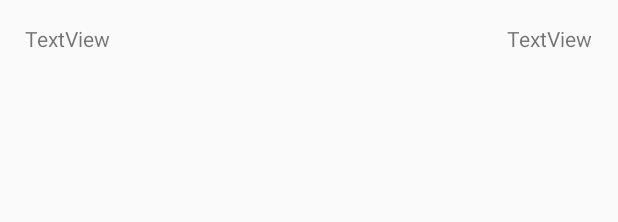
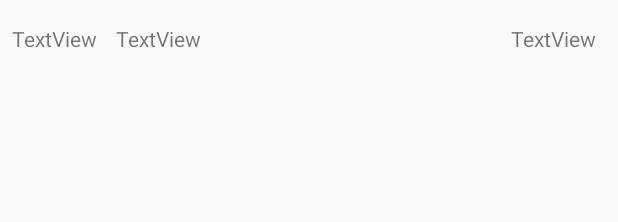
Before and after one commit to lkm027/MoneyManager, an Android app: the layout layout_purchase_log.xml on its own in the app's theme, with its tools: preview values and no code run, on a phone screen of 412 x 824 dp. Shown: the top 222 px of the screen. Run offline under Robolectric (Android 15) with nearby library versions, the phone set to English and light mode, and no system bars.

Commit message:
Added dates to purchases; db no longer resets user info on upgrade

```diff
--- a/app/src/main/java/com/lucas/moneymanager/activity/HomeActivity.java
+++ b/app/src/main/java/com/lucas/moneymanager/activity/HomeActivity.java
@@ -66,8 +66,6 @@ public class HomeActivity extends AppCompatActivity {
                         String userAmount = editTextAmount.getText().toString();
                         if (!userAmount.isEmpty()) {
                             UpdateAmount(Float.valueOf(userAmount), userItem);
-                            //printing out the time to the console
-                            String date = getDate();
                         }
                     }
                 });
@@ -138,11 +136,12 @@ public class HomeActivity extends AppCompatActivity {
         if (item.equals("")) {
             item = getResources().getString(R.string.no_description);
         }
+        String date = getDate();
         amount += value;
         setTextviewAmount();
         db.deleteAmount();
         db.updateAmount(amount);
-        db.updateItems(value, item);
+        db.updateItems(value, item, date);
     }
 
     /**
--- a/app/src/main/java/com/lucas/moneymanager/adapter/ItemAdapter.java
+++ b/app/src/main/java/com/lucas/moneymanager/adapter/ItemAdapter.java
@@ -14,6 +14,8 @@ import android.widget.TextView;
 
 import com.lucas.moneymanager.R;
 import com.lucas.moneymanager.classes.Item;
+
+import org.w3c.dom.Text;
 
 import java.util.List;
 
@@ -39,10 +41,13 @@ public class ItemAdapter extends ArrayAdapter<Item> {
         //item position
         Item item = getItem(position);
 
+        //grab our textviews from our convertview and populate them with our data
+        TextView itemDate = (TextView) convertView.findViewById(R.id.textView_linearlayout_logDate);
         TextView itemDescription = (TextView) convertView.findViewById(R.id.textView_linearlayout_logItem);
         TextView itemAmount = (TextView) convertView.findViewById(R.id.textView_linearlayout_logAmount);
         itemDescription.setText(item.getItemDesc());
         itemAmount.setText(item.getDollarAmount());
+        itemDate.setText(item.getDate());
 
 
         return convertView;
--- a/app/src/main/java/com/lucas/moneymanager/classes/Item.java
+++ b/app/src/main/java/com/lucas/moneymanager/classes/Item.java
@@ -51,4 +51,8 @@ public class Item {
         return String.format("$%.02f", amount);
     }
 
+    public String getDate() {
+        return date;
+    }
+
 }
--- a/app/src/main/res/layout/layout_purchase_log.xml
+++ b/app/src/main/res/layout/layout_purchase_log.xml
@@ -11,13 +11,13 @@
         android:layout_width="wrap_content"
         android:layout_height="wrap_content"
         android:text="TextView"
-        android:layout_marginLeft="8dp"
-        app:layout_constraintLeft_toLeftOf="parent"
         app:layout_constraintTop_toTopOf="parent"
         android:layout_marginTop="16dp"
         android:layout_marginRight="8dp"
         app:layout_constraintRight_toRightOf="parent"
-        app:layout_constraintHorizontal_bias="0.025" />
+        app:layout_constraintLeft_toRightOf="@+id/textView_linearlayout_logDate"
+        android:layout_marginLeft="8dp"
+        app:layout_constraintHorizontal_bias="0.016" />
 
     <TextView
         android:id="@+id/textView_linearlayout_logAmount"
@@ -30,4 +30,14 @@
         app:layout_constraintRight_toRightOf="parent"
         app:layout_constraintBaseline_toBaselineOf="@+id/textView_linearlayout_logItem"
         app:layout_constraintHorizontal_bias="0.96" />
+
+    <TextView
+        android:id="@+id/textView_linearlayout_logDate"
+        android:layout_width="wrap_content"
+        android:layout_height="wrap_content"
+        android:text="TextView"
+        app:layout_constraintTop_toTopOf="parent"
+        android:layout_marginTop="16dp"
+        android:layout_marginLeft="8dp"
+        app:layout_constraintLeft_toLeftOf="parent" />
 </android.support.constraint.ConstraintLayout>
```
Also changed, not shown: app/src/main/java/com/lucas/moneymanager/activity/PurchaseLog.java (+11 -1 lines), app/src/main/java/com/lucas/moneymanager/database/DbHelper.java (+17 -13 lines), app/src/main/res/layout/activity_purchase_log.xml (+8 -9 lines).
